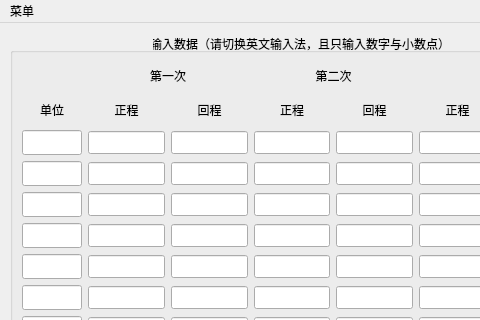
First picture: the form in mainwindow.ui, repository Sdyeepi/SensorStaticCalibration, before the edit; both pictures show x 0 to 480 and y 0 to 320 of the 1192 by 873 pixel window.
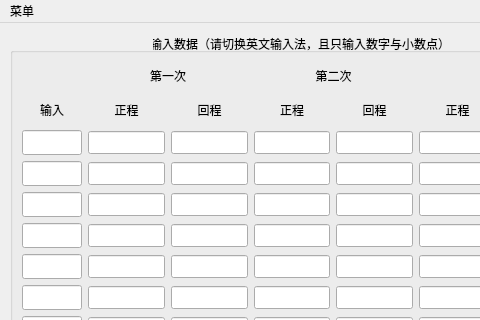
Second picture: the form after the edit. Custom widgets are drawn as their Qt base class.

Patch:
```diff
--- a/mainwindow.ui
+++ b/mainwindow.ui
@@ -137,7 +137,7 @@
      <item row="1" column="0">
       <widget class="QLabel" name="labelx">
        <property name="text">
-        <string>单位</string>
+        <string>输入</string>
        </property>
        <property name="alignment">
         <set>Qt::AlignCenter</set>
```
Left out of the diff: 24 changed lines with no effect on the pictures.
